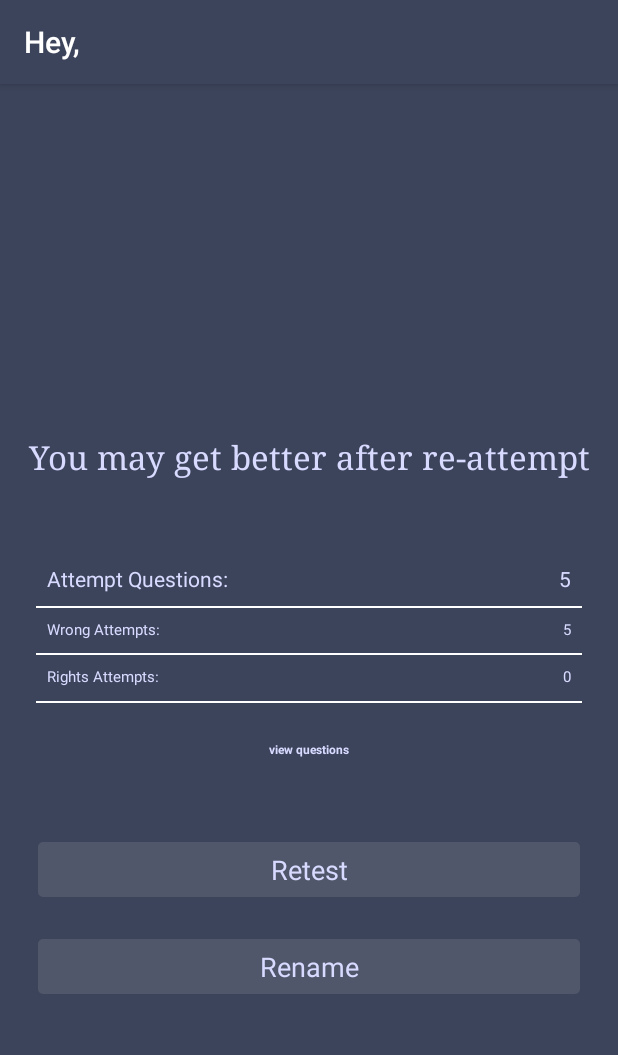
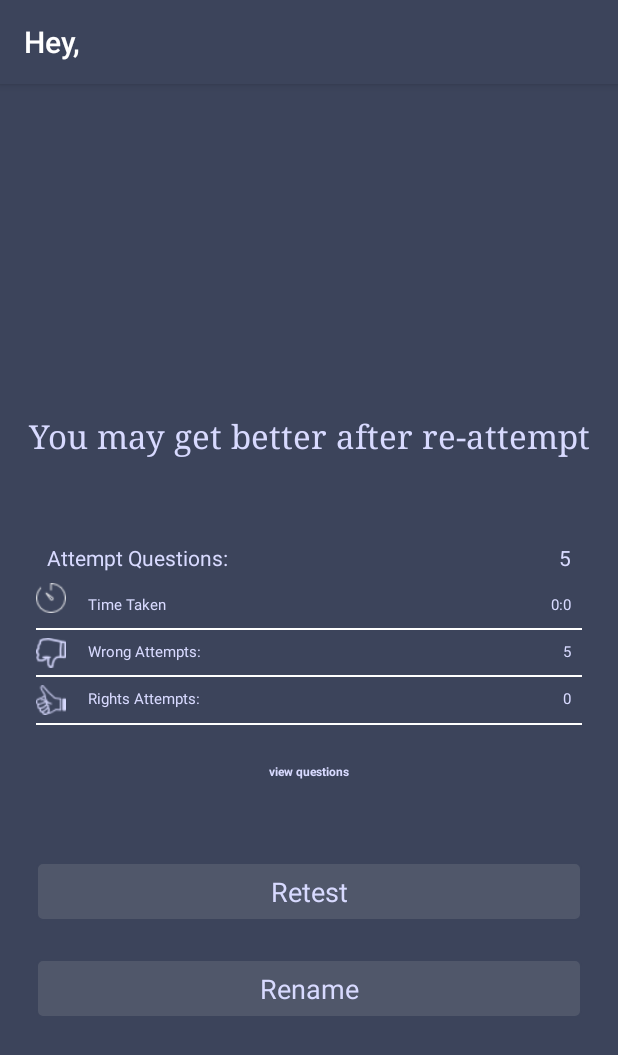
Before and after one commit to vinay089/Udacity_Quiz, an Android app: the After_Complete_test screen opened directly, with no data from a screen before it, on a phone screen of 412 x 824 dp. Shown: the top 1055 px of the screen. Run offline under Robolectric (Android 15) with nearby library versions, the phone set to English and light mode, and no system bars; our stand-ins replace ButterKnife; libraries missing offline, so code that uses them is left out: com.plattysoft.leonids; 3 statements that could not run were skipped.

Commit message:
add timer_function

```diff
--- a/app/src/main/java/quiz/com/quiz_basicsch/After_Complete_test.java
+++ b/app/src/main/java/quiz/com/quiz_basicsch/After_Complete_test.java
@@ -6,6 +6,7 @@ import android.os.Build;
 import android.os.Bundle;
 import android.support.annotation.RequiresApi;
 import android.support.v7.app.AppCompatActivity;
+import android.util.Log;
 import android.view.View;
 import android.widget.TextView;
 
@@ -37,6 +38,10 @@ public class After_Complete_test extends AppCompatActivity {
     @BindView(R.id.tv_message)
     TextView Tv_message;
 
+    @BindView(R.id.tv_total_time_taken_by_user)
+    TextView Tv_time_taken;
+
+    int total_time = 0;
     @Override
     protected void onCreate(Bundle savedInstanceState) {
         super.onCreate(savedInstanceState);
@@ -64,6 +69,7 @@ public class After_Complete_test extends AppCompatActivity {
                         Tv_Correct_Attempts.setText(""+correct_attempts);
                         Tv_wrong_attempts.setText(""+wrong_attempts);
 
+                        Tv_time_taken.setText(""+total_time/60 +":"+total_time%60);
                         switch (correct_attempts){
                             case 0:
                                 Tv_message.setText("You may get better after re-attempt");
@@ -174,6 +180,9 @@ public class After_Complete_test extends AppCompatActivity {
             String user_answer = question_model.getUser_answer();
             String answer = question_model.getAnswer();
 
+            int time_taken = question_model.getTimeTaken();
+            total_time  = total_time + time_taken;
+            Log.d("timeTaken "+time_taken, "totaltime "+total_time);
             if(user_answer.trim().equalsIgnoreCase(answer.trim()))
                 correct_count++;
         }
--- a/app/src/main/java/quiz/com/quiz_basicsch/MainQuestionActivity.java
+++ b/app/src/main/java/quiz/com/quiz_basicsch/MainQuestionActivity.java
@@ -150,7 +150,9 @@ public class MainQuestionActivity extends AppCompatActivity {
 
         final int randomno = showRandomInteger(1, 20, new Random());
 
+        Log.d("randomNo", ""+randomno);
         if(user_question_id.contains(randomno-1)){
+
             loadQuestionToShow();
             return;
         }
@@ -220,7 +222,7 @@ public class MainQuestionActivity extends AppCompatActivity {
     @OnClick(R.id.tv_skip_question)
     void onSkipClick(View v){
 
-        skipQuestionOnTomeCompleteOtButton();
+        skipQuestionOnTomeCompleteOtButton((int) timeDuraton);
     }
 
     private static int showRandomInteger(int aStart, int aEnd, Random aRandom){
@@ -286,14 +288,14 @@ public class MainQuestionActivity extends AppCompatActivity {
         }
     };
 
-    private void skipQuestionOnTomeCompleteOtButton(){
+    private void skipQuestionOnTomeCompleteOtButton(int skipped_time){
 
         countDownTimer.cancel();
         int ques = user_question_id.get(user_question_id.size() - 1);
 
         Question_Model question_model = allQuestionList.get(ques);
         question_model.setUser_answer("n u l l");
-        question_model.setTimeTaken(-1);
+        question_model.setTimeTaken(skipped_time);
 
         allQuestionList.set(ques, question_model);
 
@@ -332,8 +334,9 @@ public class MainQuestionActivity extends AppCompatActivity {
 
                 handler.removeCallbacksAndMessages(null);
                 dialog.dismiss();
-                loadQuestionToShow();
+//                loadQuestionToShow();
 
+                skipQuestionOnTomeCompleteOtButton(30);
             }
         });
     }
--- a/app/src/main/res/layout/activity_after__complete_test.xml
+++ b/app/src/main/res/layout/activity_after__complete_test.xml
@@ -32,7 +32,8 @@
                 android:padding="7dp"
                 android:text="Attempt Questions:"
                 android:textAppearance="@style/Base.TextAppearance.AppCompat.Small"
-                android:textColor="@color/basic_white" />
+                android:textColor="@color/basic_white"
+                android:id="@+id/attempt_quewt_tv"/>
 
             <TextView
                 android:layout_width="wrap_content"
@@ -44,25 +45,70 @@
                 android:textColor="@color/basic_white"
                 android:layout_alignParentRight="true" />
 
+            <ImageView
+                android:layout_width="20dp"
+                android:layout_height="20dp"
+                android:layout_below="@id/attempt_quewt_tv"
+                android:background="@drawable/stopwatch"
+                android:backgroundTint="#fff"
+                android:id="@+id/stop_watch_time"
+                android:layout_marginBottom="0dp"
+                android:layout_marginTop="0dp"/>
+
+            <TextView
+                android:layout_width="wrap_content"
+                android:layout_height="wrap_content"
+                android:layout_toRightOf="@id/stop_watch_time"
+                android:layout_below="@id/attempt_quewt_tv"
+                android:layout_marginLeft="7dp"
+                android:text="Time Taken"
+                android:textColor="@color/basic_white"
+                android:textSize="10sp"
+                android:layout_marginBottom="0dp"
+                android:padding="7dp"/>
+
+            <TextView
+                android:layout_width="wrap_content"
+                android:layout_height="wrap_content"
+                android:layout_below="@id/attempt_quewt_tv"
+                android:layout_marginLeft="7dp"
+                android:text="2min"
+                android:textColor="@color/basic_white"
+                android:textSize="10sp"
+                android:layout_alignParentRight="true"
+                android:layout_marginBottom="0dp"
+                android:padding="7dp"
+                android:id="@+id/tv_total_time_taken_by_user" />
+
         </RelativeLayout>
 
         <View
             android:layout_width="match_parent"
             android:layout_height="1dp"
             android:layout_marginTop="1dp"
-            android:background="#fff"/>
+            android:background="#fff"
+            android:padding="7dp"/>
 
         <RelativeLayout
             android:layout_width="match_parent"
             android:layout_height="wrap_content"
             android:orientation="horizontal">
 
+            <ImageView
+                android:layout_width="20dp"
+                android:layout_height="20dp"
+                android:background="@drawable/thumbs_down"
+                android:id="@+id/iv_rghtimage"
+                android:backgroundTint="@color/basic_white"
+                android:layout_marginTop="5dp"/>
+
             <TextView
                 android:layout_width="wrap_content"
                 android:layout_height="wrap_content"
-                android:layout_alignParentStart="true"
+                android:layout_marginLeft="7dp"
                 android:layout_alignParentTop="true"
                 android:padding="7dp"
+                android:layout_toRightOf="@+id/iv_rghtimage"
                 android:text="Wrong Attempts:"
                 android:textColor="@color/basic_white"
                 android:textSize="10sp" />
@@ -91,13 +137,23 @@
             android:layout_height="wrap_content"
             android:orientation="horizontal">
 
+            <ImageView
+                android:layout_width="20dp"
+                android:layout_height="20dp"
+                android:background="@drawable/thumbs_up"
+                android:id="@+id/iv_downimage"
+                android:backgroundTint="@color/basic_white"
+                android:layout_marginTop="5dp"/>
+
             <TextView
                 android:layout_width="wrap_content"
                 android:layout_height="wrap_content"
                 android:padding="7dp"
+                android:layout_marginLeft="7dp"
                 android:text="Rights Attempts:"
                 android:textSize="10sp"
-                android:textColor="@color/basic_white" />
+                android:textColor="@color/basic_white"
+                android:layout_toRightOf="@+id/iv_downimage"/>
 
             <TextView
                 android:layout_width="wrap_content"
@@ -184,6 +240,7 @@
         android:fontFamily="serif"
         android:layout_marginBottom="25dp"
         android:gravity="center"
+        android:text="Excellent"
         android:layout_centerHorizontal="true"
         android:textAppearance="@style/Base.TextAppearance.AppCompat.Large"
         android:textColor="@color/basic_white"
```
Also changed, not shown: app/src/main/res/drawable/bestwatch.png (added), app/src/main/res/drawable/stopwatch.png (added), app/src/main/res/drawable/thumbs_down.png (added), app/src/main/res/drawable/thumbs_up.png (added).
